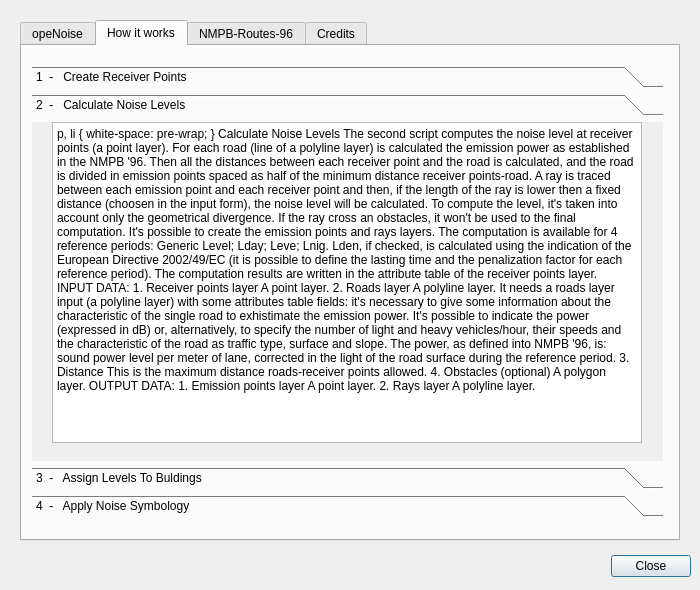
Qt form tools/ui_Informations.ui (Arpapiemonte/openoise-map) before a commit.
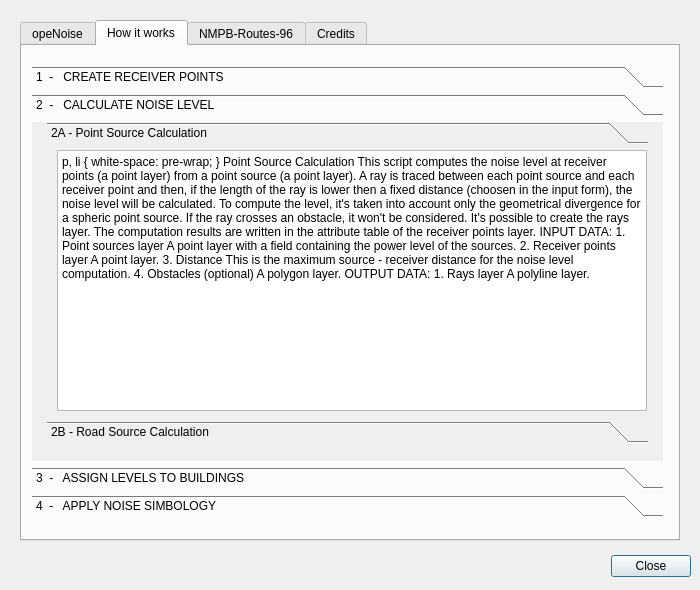
The same form after that commit. The open tabs and pages were chosen to show the change. Icons and pictures are not drawn.

Patch:
```diff
--- a/tools/ui_Informations.ui
+++ b/tools/ui_Informations.ui
@@ -120,7 +120,7 @@
        </rect>
       </property>
       <attribute name="label">
-       <string>1  -   Create Receiver Points</string>
+       <string>1  -   CREATE RECEIVER POINTS</string>
       </attribute>
       <widget class="QTextBrowser" name="textBrowser_8">
        <property name="geometry">
@@ -157,36 +157,99 @@
        <rect>
         <x>0</x>
         <y>0</y>
-        <width>98</width>
-        <height>28</height>
+        <width>631</width>
+        <height>327</height>
        </rect>
       </property>
       <attribute name="label">
-       <string>2  -   Calculate Noise Levels</string>
+       <string>2  -   CALCULATE NOISE LEVEL</string>
       </attribute>
-      <widget class="QTextBrowser" name="textBrowser_9">
+      <widget class="QToolBox" name="toolBox_2">
        <property name="geometry">
         <rect>
-         <x>20</x>
+         <x>15</x>
          <y>0</y>
-         <width>590</width>
+         <width>601</width>
          <height>321</height>
         </rect>
        </property>
-       <property name="html">
-        <string notr="true">&lt;!DOCTYPE HTML PUBLIC &quot;-//W3C//DTD HTML 4.0//EN&quot; &quot;http://www.w3.org/TR/REC-html40/strict.dtd&quot;&gt;
+       <property name="currentIndex">
+        <number>0</number>
+       </property>
+       <widget class="QWidget" name="page_2_point">
+        <property name="geometry">
+         <rect>
+          <x>0</x>
+          <y>0</y>
+          <width>601</width>
+          <height>259</height>
+         </rect>
+        </property>
+        <attribute name="label">
+         <string>2A - Point Source Calculation</string>
+        </attribute>
+        <widget class="QTextBrowser" name="textBrowser_PointSourceCalculation">
+         <property name="geometry">
+          <rect>
+           <x>10</x>
+           <y>0</y>
+           <width>590</width>
+           <height>261</height>
+          </rect>
+         </property>
+         <property name="html">
+          <string notr="true">&lt;!DOCTYPE HTML PUBLIC &quot;-//W3C//DTD HTML 4.0//EN&quot; &quot;http://www.w3.org/TR/REC-html40/strict.dtd&quot;&gt;
 &lt;html&gt;&lt;head&gt;&lt;meta name=&quot;qrichtext&quot; content=&quot;1&quot; /&gt;&lt;style type=&quot;text/css&quot;&gt;
 p, li { white-space: pre-wrap; }
-&lt;/style&gt;&lt;/head&gt;&lt;body style=&quot; font-family:'MS Shell Dlg 2'; font-size:8.25pt; font-weight:400; font-style:normal;&quot;&gt;
-&lt;p align=&quot;center&quot; style=&quot; margin-top:12px; margin-bottom:12px; margin-left:0px; margin-right:0px; -qt-block-indent:0; text-indent:0px;&quot;&gt;&lt;span style=&quot; font-family:'Ubuntu'; font-size:16pt; font-weight:600;&quot;&gt;Calculate Noise Levels&lt;/span&gt;&lt;/p&gt;
-&lt;p align=&quot;justify&quot; style=&quot; margin-top:12px; margin-bottom:12px; margin-left:0px; margin-right:0px; -qt-block-indent:0; text-indent:0px;&quot;&gt;&lt;span style=&quot; font-family:'Ubuntu'; font-size:11pt;&quot;&gt;&lt;br /&gt;&lt;/span&gt;&lt;span style=&quot; font-family:'Ubuntu'; font-size:12pt;&quot;&gt;The second script computes the noise level at receiver points (a point layer).&lt;/span&gt;&lt;/p&gt;
-&lt;p align=&quot;justify&quot; style=&quot; margin-top:12px; margin-bottom:12px; margin-left:0px; margin-right:0px; -qt-block-indent:0; text-indent:0px;&quot;&gt;&lt;span style=&quot; font-family:'Ubuntu'; font-size:12pt;&quot;&gt;For each road (line of a polyline layer) is calculated the emission power as established in the NMPB '96.&lt;br /&gt;Then all the distances between each receiver point and the road is calculated, and the road is divided in emission points spaced as half of the minimum distance receiver points-road.&lt;br /&gt;A ray is traced between each emission point and each receiver point and then, if the length of the ray is lower then a fixed distance (choosen in the input form), the noise level will be calculated.&lt;br /&gt;To compute the level, it's taken into account only the geometrical divergence.&lt;br /&gt;If the ray cross an obstacles, it won't be used to the final computation.&lt;br /&gt;It's possible to create the emission points and rays layers.&lt;/span&gt;&lt;/p&gt;
+&lt;/style&gt;&lt;/head&gt;&lt;body style=&quot; font-family:'Noto Sans'; font-size:9pt; font-weight:400; font-style:normal;&quot;&gt;
+&lt;p align=&quot;center&quot; style=&quot; margin-top:12px; margin-bottom:12px; margin-left:0px; margin-right:0px; -qt-block-indent:0; text-indent:0px;&quot;&gt;&lt;span style=&quot; font-family:'Ubuntu'; font-size:16pt; font-weight:600;&quot;&gt;Point Source Calculation&lt;/span&gt;&lt;/p&gt;
+&lt;p align=&quot;justify&quot; style=&quot; margin-top:12px; margin-bottom:12px; margin-left:0px; margin-right:0px; -qt-block-indent:0; text-indent:0px;&quot;&gt;&lt;span style=&quot; font-family:'Ubuntu'; font-size:11pt;&quot;&gt;&lt;br /&gt;&lt;/span&gt;&lt;span style=&quot; font-family:'Ubuntu'; font-size:12pt;&quot;&gt;This script computes the noise level at receiver points (a point layer) from a point source (a point layer).&lt;/span&gt;&lt;/p&gt;
+&lt;p align=&quot;justify&quot; style=&quot; margin-top:12px; margin-bottom:12px; margin-left:0px; margin-right:0px; -qt-block-indent:0; text-indent:0px;&quot;&gt;&lt;span style=&quot; font-family:'Ubuntu'; font-size:12pt;&quot;&gt;A ray is traced between each point source and each receiver point and then, if the length of the ray is lower then a fixed distance (choosen in the input form), the noise level will be calculated.&lt;/span&gt;&lt;/p&gt;
+&lt;p align=&quot;justify&quot; style=&quot; margin-top:12px; margin-bottom:12px; margin-left:0px; margin-right:0px; -qt-block-indent:0; text-indent:0px;&quot;&gt;&lt;span style=&quot; font-family:'Ubuntu'; font-size:12pt;&quot;&gt;To compute the level, it's taken into account only the geometrical divergence for a spheric point source.&lt;br /&gt;If the ray crosses an obstacle, it won't be considered.&lt;br /&gt;It's possible to create the rays layer.&lt;/span&gt;&lt;/p&gt;
+&lt;p align=&quot;justify&quot; style=&quot; margin-top:12px; margin-bottom:12px; margin-left:0px; margin-right:0px; -qt-block-indent:0; text-indent:0px;&quot;&gt;&lt;span style=&quot; font-family:'Ubuntu'; font-size:12pt;&quot;&gt;The computation results are written in the attribute table of the receiver points layer.&lt;br /&gt;&lt;br /&gt;&lt;/span&gt;&lt;/p&gt;
+&lt;p align=&quot;justify&quot; style=&quot; margin-top:12px; margin-bottom:12px; margin-left:0px; margin-right:0px; -qt-block-indent:0; text-indent:0px;&quot;&gt;&lt;span style=&quot; font-family:'Ubuntu'; font-size:12pt; font-weight:600; font-style:italic; text-decoration: underline;&quot;&gt;INPUT DATA:&lt;/span&gt;&lt;/p&gt;
+&lt;p align=&quot;justify&quot; style=&quot; margin-top:12px; margin-bottom:12px; margin-left:0px; margin-right:0px; -qt-block-indent:0; text-indent:0px;&quot;&gt;&lt;span style=&quot; font-family:'Ubuntu'; font-size:12pt; font-style:italic;&quot;&gt;1. Point sources layer&lt;br /&gt;&lt;/span&gt;&lt;span style=&quot; font-family:'Ubuntu'; font-size:12pt;&quot;&gt;A point layer with a field containing the power level of the sources.&lt;br /&gt;&lt;br /&gt;&lt;/span&gt;&lt;span style=&quot; font-family:'Ubuntu'; font-size:12pt; font-style:italic;&quot;&gt;2. Receiver points layer&lt;br /&gt;&lt;/span&gt;&lt;span style=&quot; font-family:'Ubuntu'; font-size:12pt;&quot;&gt;A point layer.&lt;br /&gt;&lt;br /&gt;&lt;/span&gt;&lt;span style=&quot; font-family:'Ubuntu'; font-size:12pt; font-style:italic;&quot;&gt;3. Distance&lt;br /&gt;&lt;/span&gt;&lt;span style=&quot; font-family:'Ubuntu'; font-size:12pt;&quot;&gt;This is the maximum source - receiver distance for the noise level computation.&lt;br /&gt;&lt;br /&gt;&lt;/span&gt;&lt;span style=&quot; font-family:'Ubuntu'; font-size:12pt; font-style:italic;&quot;&gt;4. Obstacles (optional)&lt;br /&gt;&lt;/span&gt;&lt;span style=&quot; font-family:'Ubuntu'; font-size:12pt;&quot;&gt;A polygon layer.&lt;br /&gt;&lt;br /&gt;&lt;br /&gt;&lt;/span&gt;&lt;span style=&quot; font-family:'Ubuntu'; font-size:12pt; font-weight:600; font-style:italic; text-decoration: underline;&quot;&gt;OUTPUT DATA:&lt;/span&gt;&lt;/p&gt;
+&lt;p align=&quot;justify&quot; style=&quot; margin-top:12px; margin-bottom:12px; margin-left:0px; margin-right:0px; -qt-block-indent:0; text-indent:0px;&quot;&gt;&lt;span style=&quot; font-family:'Ubuntu'; font-size:12pt; font-style:italic;&quot;&gt;1. Rays layer&lt;br /&gt;&lt;/span&gt;&lt;span style=&quot; font-family:'Ubuntu'; font-size:12pt;&quot;&gt;A polyline layer.&lt;/span&gt;&lt;/p&gt;&lt;/body&gt;&lt;/html&gt;</string>
+         </property>
+        </widget>
+       </widget>
+       <widget class="QWidget" name="page_2_road">
+        <property name="geometry">
+         <rect>
+          <x>0</x>
+          <y>0</y>
+          <width>601</width>
+          <height>259</height>
+         </rect>
+        </property>
+        <attribute name="label">
+         <string>2B - Road Source Calculation</string>
+        </attribute>
+        <widget class="QTextBrowser" name="textBrowser_RoadSourceCalculation">
+         <property name="geometry">
+          <rect>
+           <x>10</x>
+           <y>0</y>
+           <width>590</width>
+           <height>261</height>
+          </rect>
+         </property>
+         <property name="html">
+          <string notr="true">&lt;!DOCTYPE HTML PUBLIC &quot;-//W3C//DTD HTML 4.0//EN&quot; &quot;http://www.w3.org/TR/REC-html40/strict.dtd&quot;&gt;
+&lt;html&gt;&lt;head&gt;&lt;meta name=&quot;qrichtext&quot; content=&quot;1&quot; /&gt;&lt;style type=&quot;text/css&quot;&gt;
+p, li { white-space: pre-wrap; }
+&lt;/style&gt;&lt;/head&gt;&lt;body style=&quot; font-family:'Noto Sans'; font-size:9pt; font-weight:400; font-style:normal;&quot;&gt;
+&lt;p align=&quot;center&quot; style=&quot; margin-top:12px; margin-bottom:12px; margin-left:0px; margin-right:0px; -qt-block-indent:0; text-indent:0px;&quot;&gt;&lt;span style=&quot; font-family:'Ubuntu'; font-size:16pt; font-weight:600;&quot;&gt;Road Source Calculation&lt;/span&gt;&lt;/p&gt;
+&lt;p align=&quot;justify&quot; style=&quot; margin-top:12px; margin-bottom:12px; margin-left:0px; margin-right:0px; -qt-block-indent:0; text-indent:0px;&quot;&gt;&lt;span style=&quot; font-family:'Ubuntu'; font-size:11pt;&quot;&gt;&lt;br /&gt;&lt;/span&gt;&lt;span style=&quot; font-family:'Ubuntu'; font-size:12pt;&quot;&gt;This script computes the noise level at receiver points (a point layer) from a road source (a linear layer).&lt;/span&gt;&lt;/p&gt;
+&lt;p align=&quot;justify&quot; style=&quot; margin-top:12px; margin-bottom:12px; margin-left:0px; margin-right:0px; -qt-block-indent:0; text-indent:0px;&quot;&gt;&lt;span style=&quot; font-family:'Ubuntu'; font-size:12pt;&quot;&gt;For each road (line of a polyline layer) is calculated the emission power as established in the NMPB '96.&lt;br /&gt;Then all the distances between each receiver point and the road are calculated, and the road is divided in emission points spaced as half of the minimum distance receiver points-road.&lt;br /&gt;A ray is traced between each emission point and each receiver point and then, if the length of the ray is lower then a fixed distance (choosen in the input form), the noise level will be calculated (the distance is calculated considering the receiver points at 4m above the ground).&lt;br /&gt;To compute the level, it's taken into account only the geometrical divergence.&lt;br /&gt;If the ray crosses an obstacle, it won't be considered.&lt;br /&gt;It's possible to create the emission points and rays layers.&lt;/span&gt;&lt;/p&gt;
 &lt;p align=&quot;justify&quot; style=&quot; margin-top:12px; margin-bottom:12px; margin-left:0px; margin-right:0px; -qt-block-indent:0; text-indent:0px;&quot;&gt;&lt;span style=&quot; font-family:'Ubuntu'; font-size:12pt;&quot;&gt;The computation is available for 4 reference periods: Generic Level; Lday; Leve; Lnig.&lt;/span&gt;&lt;/p&gt;
 &lt;p align=&quot;justify&quot; style=&quot; margin-top:12px; margin-bottom:12px; margin-left:0px; margin-right:0px; -qt-block-indent:0; text-indent:0px;&quot;&gt;&lt;span style=&quot; font-family:'Ubuntu'; font-size:12pt;&quot;&gt;Lden, if checked, is calculated using the indication of the European Directive 2002/49/EC (it is possible to define the lasting time and the penalization factor for each reference period).&lt;br /&gt;&lt;br /&gt;The computation results are written in the attribute table of the receiver points layer.&lt;br /&gt;&lt;br /&gt;&lt;/span&gt;&lt;/p&gt;
 &lt;p align=&quot;justify&quot; style=&quot; margin-top:12px; margin-bottom:12px; margin-left:0px; margin-right:0px; -qt-block-indent:0; text-indent:0px;&quot;&gt;&lt;span style=&quot; font-family:'Ubuntu'; font-size:12pt; font-weight:600; font-style:italic; text-decoration: underline;&quot;&gt;INPUT DATA:&lt;/span&gt;&lt;/p&gt;
-&lt;p align=&quot;justify&quot; style=&quot; margin-top:12px; margin-bottom:12px; margin-left:0px; margin-right:0px; -qt-block-indent:0; text-indent:0px;&quot;&gt;&lt;span style=&quot; font-family:'Ubuntu'; font-size:12pt; font-style:italic;&quot;&gt;1. Receiver points layer&lt;br /&gt;&lt;/span&gt;&lt;span style=&quot; font-family:'Ubuntu'; font-size:12pt;&quot;&gt;A point layer.&lt;br /&gt;&lt;br /&gt;&lt;/span&gt;&lt;span style=&quot; font-family:'Ubuntu'; font-size:12pt; font-style:italic;&quot;&gt;2. Roads layer&lt;br /&gt;&lt;/span&gt;&lt;span style=&quot; font-family:'Ubuntu'; font-size:12pt;&quot;&gt;A polyline layer.&lt;br /&gt;It needs a roads layer input (a polyline layer) with some attributes table fields: it's necessary to give some information about the characteristic of the single road to exhistimate the emission power.&lt;br /&gt;It's possible to indicate the power (expressed in dB) or, alternatively, to specify the number of light and heavy vehicles/hour, their speeds and the characteristic of the road as traffic type, surface and slope.&lt;br /&gt;The power, as defined into NMPB '96, is: sound power level per meter of lane, corrected in the light of the road surface during the reference period.&lt;br /&gt;&lt;br /&gt;&lt;/span&gt;&lt;span style=&quot; font-family:'Ubuntu'; font-size:12pt; font-style:italic;&quot;&gt;3. Distance&lt;br /&gt;&lt;/span&gt;&lt;span style=&quot; font-family:'Ubuntu'; font-size:12pt;&quot;&gt;This is the maximum distance roads-receiver points allowed.&lt;br /&gt;&lt;br /&gt;&lt;/span&gt;&lt;span style=&quot; font-family:'Ubuntu'; font-size:12pt; font-style:italic;&quot;&gt;4. Obstacles (optional)&lt;br /&gt;&lt;/span&gt;&lt;span style=&quot; font-family:'Ubuntu'; font-size:12pt;&quot;&gt;A polygon layer.&lt;br /&gt;&lt;br /&gt;&lt;br /&gt;&lt;/span&gt;&lt;span style=&quot; font-family:'Ubuntu'; font-size:12pt; font-weight:600; font-style:italic; text-decoration: underline;&quot;&gt;OUTPUT DATA:&lt;/span&gt;&lt;/p&gt;
+&lt;p align=&quot;justify&quot; style=&quot; margin-top:12px; margin-bottom:12px; margin-left:0px; margin-right:0px; -qt-block-indent:0; text-indent:0px;&quot;&gt;&lt;span style=&quot; font-family:'Ubuntu'; font-size:12pt; font-style:italic;&quot;&gt;1. Receiver points layer&lt;br /&gt;&lt;/span&gt;&lt;span style=&quot; font-family:'Ubuntu'; font-size:12pt;&quot;&gt;A point layer.&lt;br /&gt;&lt;br /&gt;&lt;/span&gt;&lt;span style=&quot; font-family:'Ubuntu'; font-size:12pt; font-style:italic;&quot;&gt;2. Roads layer&lt;br /&gt;&lt;/span&gt;&lt;span style=&quot; font-family:'Ubuntu'; font-size:12pt;&quot;&gt;A polyline layer.&lt;br /&gt;It needs a roads layer input (a polyline layer) with some attributes table fields: it's necessary to give some information about the characteristic of the single road to estimate the emission power.&lt;br /&gt;It's possible to indicate the power (expressed in dB) or, alternatively, to specify the number of light and heavy vehicles/hour, their speeds and the characteristic of the road as traffic type, surface and slope.&lt;br /&gt;The power, as defined into NMPB '96, is: sound power level per meter of lane, corrected in the light of the road surface during the reference period.&lt;br /&gt;&lt;br /&gt;&lt;/span&gt;&lt;span style=&quot; font-family:'Ubuntu'; font-size:12pt; font-style:italic;&quot;&gt;3. Distance&lt;br /&gt;&lt;/span&gt;&lt;span style=&quot; font-family:'Ubuntu'; font-size:12pt;&quot;&gt;This is the maximum source - receiver distance for the noise level computation.&lt;br /&gt;&lt;br /&gt;&lt;/span&gt;&lt;span style=&quot; font-family:'Ubuntu'; font-size:12pt; font-style:italic;&quot;&gt;4. Obstacles (optional)&lt;br /&gt;&lt;/span&gt;&lt;span style=&quot; font-family:'Ubuntu'; font-size:12pt;&quot;&gt;A polygon layer.&lt;br /&gt;&lt;br /&gt;&lt;br /&gt;&lt;/span&gt;&lt;span style=&quot; font-family:'Ubuntu'; font-size:12pt; font-weight:600; font-style:italic; text-decoration: underline;&quot;&gt;OUTPUT DATA:&lt;/span&gt;&lt;/p&gt;
 &lt;p align=&quot;justify&quot; style=&quot; margin-top:12px; margin-bottom:12px; margin-left:0px; margin-right:0px; -qt-block-indent:0; text-indent:0px;&quot;&gt;&lt;span style=&quot; font-family:'Ubuntu'; font-size:12pt; font-style:italic;&quot;&gt;1. Emission points layer&lt;br /&gt;&lt;/span&gt;&lt;span style=&quot; font-family:'Ubuntu'; font-size:12pt;&quot;&gt;A point layer.&lt;br /&gt;&lt;br /&gt;&lt;/span&gt;&lt;span style=&quot; font-family:'Ubuntu'; font-size:12pt; font-style:italic;&quot;&gt;2. Rays layer&lt;br /&gt;&lt;/span&gt;&lt;span style=&quot; font-family:'Ubuntu'; font-size:12pt;&quot;&gt;A polyline layer.&lt;/span&gt;&lt;/p&gt;&lt;/body&gt;&lt;/html&gt;</string>
-       </property>
+         </property>
+        </widget>
+       </widget>
       </widget>
      </widget>
      <widget class="QWidget" name="page_3">
@@ -199,7 +262,7 @@
        </rect>
       </property>
       <attribute name="label">
-       <string>3  -   Assign Levels To Buldings</string>
+       <string>3  -   ASSIGN LEVELS TO BUILDINGS</string>
       </attribute>
       <widget class="QTextBrowser" name="textBrowser_10">
        <property name="geometry">
@@ -235,7 +298,7 @@
        </rect>
       </property>
       <attribute name="label">
-       <string>4  -   Apply Noise Symbology</string>
+       <string>4  -   APPLY NOISE SIMBOLOGY</string>
       </attribute>
       <widget class="QTextBrowser" name="textBrowser_11">
        <property name="geometry">
```
Left out of the diff: 50 changed lines with no effect on the pictures.
